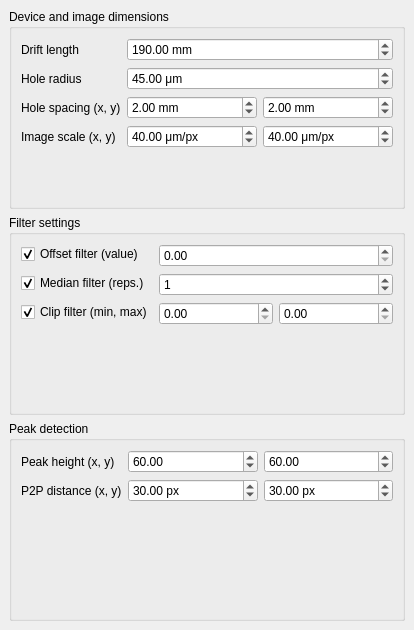
Old version of the form recon_gui.ui in the repository HPLegion/PepperpotSim.
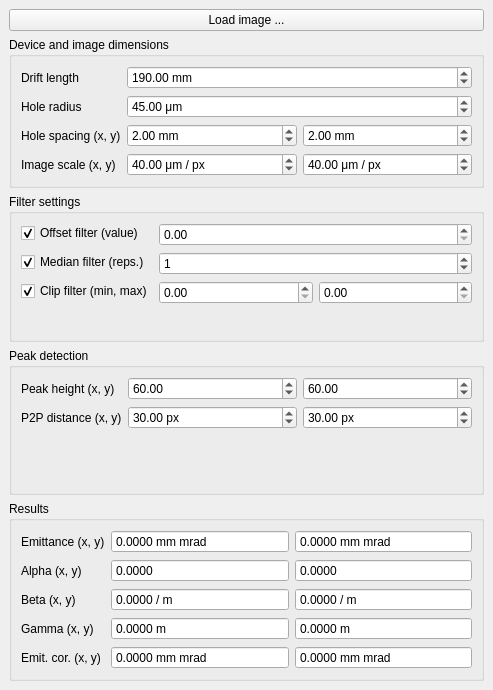
New version of the form.

Patch:
```diff
--- a/recon_gui.ui
+++ b/recon_gui.ui
@@ -6,16 +6,264 @@
    <rect>
     <x>0</x>
     <y>0</y>
-    <width>414</width>
-    <height>630</height>
+    <width>493</width>
+    <height>690</height>
    </rect>
   </property>
   <property name="windowTitle">
-   <string>MainWindow</string>
+   <string>Pepperpot Recon</string>
   </property>
   <widget class="QWidget" name="centralwidget">
    <layout class="QGridLayout" name="gridLayout_2">
-    <item row="0" column="0">
+    <item row="4" column="0">
+     <widget class="QGroupBox" name="group_results">
+      <property name="title">
+       <string>Results</string>
+      </property>
+      <layout class="QFormLayout" name="formLayout_4">
+       <item row="0" column="0">
+        <widget class="QLabel" name="label_result_emittance">
+         <property name="text">
+          <string>Emittance (x, y)</string>
+         </property>
+        </widget>
+       </item>
+       <item row="0" column="1">
+        <layout class="QHBoxLayout" name="layout_result_emittance">
+         <item>
+          <widget class="QDoubleSpinBox" name="doubleSpinBox_result_emittance_x">
+           <property name="readOnly">
+            <bool>true</bool>
+           </property>
+           <property name="buttonSymbols">
+            <enum>QAbstractSpinBox::NoButtons</enum>
+           </property>
+           <property name="suffix">
+            <string> mm mrad</string>
+           </property>
+           <property name="decimals">
+            <number>4</number>
+           </property>
+           <property name="maximum">
+            <double>1000000.000000000000000</double>
+           </property>
+          </widget>
+         </item>
+         <item>
+          <widget class="QDoubleSpinBox" name="doubleSpinBox_result_emittance_y">
+           <property name="readOnly">
+            <bool>true</bool>
+           </property>
+           <property name="buttonSymbols">
+            <enum>QAbstractSpinBox::NoButtons</enum>
+           </property>
+           <property name="suffix">
+            <string> mm mrad</string>
+           </property>
+           <property name="decimals">
+            <number>4</number>
+           </property>
+           <property name="maximum">
+            <double>1000000.000000000000000</double>
+           </property>
+          </widget>
+         </item>
+        </layout>
+       </item>
+       <item row="1" column="0">
+        <widget class="QLabel" name="label_result_alpha">
+         <property name="text">
+          <string>Alpha (x, y)</string>
+         </property>
+        </widget>
+       </item>
+       <item row="2" column="0">
+        <widget class="QLabel" name="label_result_beta">
+         <property name="text">
+          <string>Beta (x, y)</string>
+         </property>
+        </widget>
+       </item>
+       <item row="3" column="0">
+        <widget class="QLabel" name="label_result_gamma">
+         <property name="text">
+          <string>Gamma (x, y)</string>
+         </property>
+        </widget>
+       </item>
+       <item row="4" column="0">
+        <widget class="QLabel" name="label_result_emittance_corrected">
+         <property name="text">
+          <string>Emit. cor. (x, y)</string>
+         </property>
+        </widget>
+       </item>
+       <item row="1" column="1">
+        <layout class="QHBoxLayout" name="layout_result_alpha">
+         <item>
+          <widget class="QDoubleSpinBox" name="doubleSpinBox_result_alpha_x">
+           <property name="readOnly">
+            <bool>true</bool>
+           </property>
+           <property name="buttonSymbols">
+            <enum>QAbstractSpinBox::NoButtons</enum>
+           </property>
+           <property name="decimals">
+            <number>4</number>
+           </property>
+           <property name="maximum">
+            <double>1000000.000000000000000</double>
+           </property>
+          </widget>
+         </item>
+         <item>
+          <widget class="QDoubleSpinBox" name="doubleSpinBox_result_alpha_y">
+           <property name="readOnly">
+            <bool>true</bool>
+           </property>
+           <property name="buttonSymbols">
+            <enum>QAbstractSpinBox::NoButtons</enum>
+           </property>
+           <property name="decimals">
+            <number>4</number>
+           </property>
+           <property name="maximum">
+            <double>1000000.000000000000000</double>
+           </property>
+          </widget>
+         </item>
+        </layout>
+       </item>
+       <item row="2" column="1">
+        <layout class="QHBoxLayout" name="layout_result_beta">
+         <item>
+          <widget class="QDoubleSpinBox" name="doubleSpinBox_result_beta_x">
+           <property name="readOnly">
+            <bool>true</bool>
+           </property>
+           <property name="buttonSymbols">
+            <enum>QAbstractSpinBox::NoButtons</enum>
+           </property>
+           <property name="suffix">
+            <string> / m</string>
+           </property>
+           <property name="decimals">
+            <number>4</number>
+           </property>
+           <property name="maximum">
+            <double>1000000.000000000000000</double>
+           </property>
+          </widget>
+         </item>
+         <item>
+          <widget class="QDoubleSpinBox" name="doubleSpinBox_result_beta_y">
+           <property name="readOnly">
+            <bool>true</bool>
+           </property>
+           <property name="buttonSymbols">
+            <enum>QAbstractSpinBox::NoButtons</enum>
+           </property>
+           <property name="suffix">
+            <string> / m</string>
+           </property>
+           <property name="decimals">
+            <number>4</number>
+           </property>
+           <property name="maximum">
+            <double>1000000.000000000000000</double>
+           </property>
+          </widget>
+         </item>
+        </layout>
+       </item>
+       <item row="3" column="1">
+        <layout class="QHBoxLayout" name="layout_result_gamma">
+         <item>
+          <widget class="QDoubleSpinBox" name="doubleSpinBox_result_gamma_x">
+           <property name="readOnly">
+            <bool>true</bool>
+           </property>
+           <property name="buttonSymbols">
+            <enum>QAbstractSpinBox::NoButtons</enum>
+           </property>
+           <property name="suffix">
+            <string> m</string>
+           </property>
+           <property name="decimals">
+            <number>4</number>
+           </property>
+           <property name="maximum">
+            <double>1000000.000000000000000</double>
+           </property>
+          </widget>
+         </item>
+         <item>
+          <widget class="QDoubleSpinBox" name="doubleSpinBox_result_gamma_y">
+           <property name="readOnly">
+            <bool>true</bool>
+           </property>
+           <property name="buttonSymbols">
+            <enum>QAbstractSpinBox::NoButtons</enum>
+           </property>
+           <property name="suffix">
+            <string> m</string>
+           </property>
+           <property name="decimals">
+            <number>4</number>
+           </property>
+           <property name="maximum">
+            <double>1000000.000000000000000</double>
+           </property>
+          </widget>
+         </item>
+        </layout>
+       </item>
+       <item row="4" column="1">
+        <layout class="QHBoxLayout" name="layout_result_emittance_corrected">
+         <item>
+          <widget class="QDoubleSpinBox" name="doubleSpinBox_result_emittance_corrected_x">
+           <property name="readOnly">
+            <bool>true</bool>
+           </property>
+           <property name="buttonSymbols">
+            <enum>QAbstractSpinBox::NoButtons</enum>
+           </property>
+           <property name="suffix">
+            <string> mm mrad</string>
+           </property>
+           <property name="decimals">
+            <number>4</number>
+           </property>
+           <property name="maximum">
+            <double>1000000.000000000000000</double>
+           </property>
+          </widget>
+         </item>
+         <item>
+          <widget class="QDoubleSpinBox" name="doubleSpinBox_result_emittance_corrected_y">
+           <property name="readOnly">
+            <bool>true</bool>
+           </property>
+           <property name="buttonSymbols">
+            <enum>QAbstractSpinBox::NoButtons</enum>
+           </property>
+           <property name="suffix">
+            <string> mm mrad</string>
+           </property>
+           <property name="decimals">
+            <number>4</number>
+           </property>
+           <property name="maximum">
+            <double>1000000.000000000000000</double>
+           </property>
+          </widget>
+         </item>
+        </layout>
+       </item>
+      </layout>
+     </widget>
+    </item>
+    <item row="1" column="0">
      <widget class="QGroupBox" name="group_device_dimensions">
       <property name="title">
        <string>Device and image dimensions</string>
@@ -113,7 +361,7 @@
          <item>
           <widget class="QDoubleSpinBox" name="doubleSpinBox_image_scale_x">
            <property name="suffix">
-            <string> μm/px</string>
+            <string> μm / px</string>
            </property>
            <property name="maximum">
             <double>1000000.000000000000000</double>
@@ -124,9 +372,9 @@
           </widget>
          </item>
          <item>
-          <widget class="QDoubleSpinBox" name="doubleSpinBox__image_scale_y">
+          <widget class="QDoubleSpinBox" name="doubleSpinBox_image_scale_y">
            <property name="suffix">
-            <string> μm/px</string>
+            <string> μm / px</string>
            </property>
            <property name="maximum">
             <double>1000000.000000000000000</double>
@@ -141,44 +389,12 @@
       </layout>
      </widget>
     </item>
-    <item row="1" column="0">
+    <item row="2" column="0">
      <widget class="QGroupBox" name="group_filter_settings">
       <property name="title">
        <string>Filter settings</string>
       </property>
       <layout class="QFormLayout" name="formLayout">
-       <item row="0" column="1">
-        <widget class="QDoubleSpinBox" name="doubleSpinBox_offset_filter">
-         <property name="maximum">
-          <double>1000000.000000000000000</double>
-         </property>
-        </widget>
-       </item>
-       <item row="1" column="1">
-        <widget class="QSpinBox" name="spinBox_median_filter">
-         <property name="value">
-          <number>1</number>
-         </property>
-        </widget>
-       </item>
-       <item row="2" column="1">
-        <layout class="QHBoxLayout" name="layout_clip_filter">
-         <item>
-          <widget class="QDoubleSpinBox" name="doubleSpinBox_clip_filter_min">
-           <property name="maximum">
-            <double>1000000.000000000000000</double>
-           </property>
-          </widget>
-         </item>
-         <item>
-          <widget class="QDoubleSpinBox" name="doubleSpinBox_clip_filter_max">
-           <property name="maximum">
-            <double>1000000.000000000000000</double>
-           </property>
-          </widget>
-         </item>
-        </layout>
-       </item>
        <item row="0" column="0">
         <widget class="QCheckBox" name="checkBox_offset_filter">
          <property name="text">
@@ -189,6 +405,13 @@
          </property>
         </widget>
        </item>
+       <item row="0" column="1">
+        <widget class="QDoubleSpinBox" name="doubleSpinBox_offset_filter">
+         <property name="maximum">
+          <double>1000000.000000000000000</double>
+         </property>
+        </widget>
+       </item>
        <item row="1" column="0">
         <widget class="QCheckBox" name="checkBox_median_filter">
          <property name="text">
@@ -199,6 +422,16 @@
          </property>
         </widget>
        </item>
+       <item row="1" column="1">
+        <widget class="QSpinBox" name="spinBox_median_filter">
+         <property name="buttonSymbols">
+          <enum>QAbstractSpinBox::UpDownArrows</enum>
+         </property>
+         <property name="value">
+          <number>1</number>
+         </property>
+        </widget>
+       </item>
        <item row="2" column="0">
         <widget class="QCheckBox" name="checkBox_clip_filter">
          <property name="text">
@@ -209,33 +442,44 @@
          </property>
         </widget>
        </item>
+       <item row="2" column="1">
+        <layout class="QHBoxLayout" name="layout_clip_filter">
+         <item>
+          <widget class="QDoubleSpinBox" name="doubleSpinBox_clip_filter_min">
+           <property name="maximum">
+            <double>1000000.000000000000000</double>
+           </property>
+          </widget>
+         </item>
+         <item>
+          <widget class="QDoubleSpinBox" name="doubleSpinBox_clip_filter_max">
+           <property name="maximum">
+            <double>1000000.000000000000000</double>
+           </property>
+          </widget>
+         </item>
+        </layout>
+       </item>
       </layout>
      </widget>
     </item>
-    <item row="2" column="0">
+    <item row="3" column="0">
      <widget class="QGroupBox" name="group_peak_detection">
       <property name="title">
        <string>Peak detection</string>
       </property>
       <layout class="QFormLayout" name="formLayout_3">
        <item row="0" column="0">
-        <widget class="QLabel" name="label">
+        <widget class="QLabel" name="label_peak_height">
          <property name="text">
           <string>Peak height (x, y)</string>
          </property>
         </widget>
        </item>
-       <item row="1" column="0">
-        <widget class="QLabel" name="label_2">
-         <property name="text">
-          <string>P2P distance (x, y)</string>
-         </property>
-        </widget>
-       </item>
        <item row="0" column="1">
         <layout class="QHBoxLayout" name="layout_peak_height">
          <item>
-          <widget class="QDoubleSpinBox" name="doubleSpinBox">
+          <widget class="QDoubleSpinBox" name="doubleSpinBox_peak_height_x">
            <property name="maximum">
             <double>1000000.000000000000000</double>
            </property>
@@ -245,7 +489,7 @@
           </widget>
          </item>
          <item>
-          <widget class="QDoubleSpinBox" name="doubleSpinBox_2">
+          <widget class="QDoubleSpinBox" name="doubleSpinBox_peak_height_y">
            <property name="maximum">
             <double>1000000.000000000000000</double>
            </property>
@@ -256,10 +500,17 @@
          </item>
         </layout>
        </item>
+       <item row="1" column="0">
+        <widget class="QLabel" name="label_peak_distance">
+         <property name="text">
+          <string>P2P distance (x, y)</string>
+         </property>
+        </widget>
+       </item>
        <item row="1" column="1">
         <layout class="QHBoxLayout" name="layout_peak_distance">
          <item>
-          <widget class="QDoubleSpinBox" name="doubleSpinBox_3">
+          <widget class="QDoubleSpinBox" name="doubleSpinBox_peak_distance_x">
            <property name="suffix">
             <string> px</string>
            </property>
@@ -272,7 +523,7 @@
           </widget>
          </item>
          <item>
-          <widget class="QDoubleSpinBox" name="doubleSpinBox_4">
+          <widget class="QDoubleSpinBox" name="doubleSpinBox_peak_distance_y">
            <property name="suffix">
             <string> px</string>
            </property>
@@ -289,6 +540,16 @@
       </layout>
      </widget>
     </item>
+    <item row="0" column="0">
+     <widget class="QPushButton" name="pushButton_load_image">
+      <property name="text">
+       <string>Load image ...</string>
+      </property>
+      <property name="flat">
+       <bool>false</bool>
+      </property>
+     </widget>
+    </item>
    </layout>
   </widget>
  </widget>
```
Left out of the diff: 1 changed line with no effect on the pictures.
